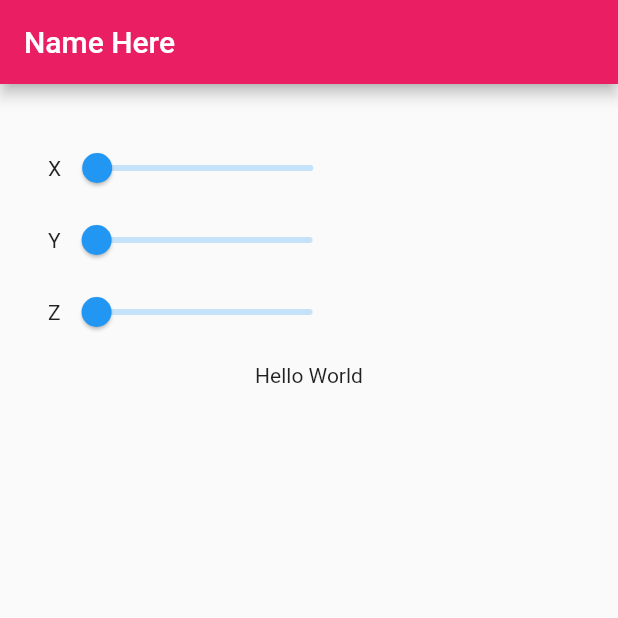
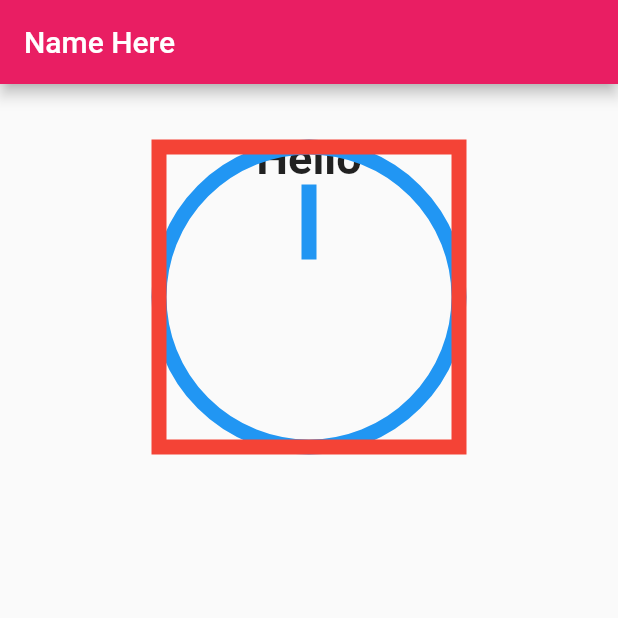
Before and after one commit to Sheshank-Srivastava/LearningFlutter, a Flutter app: the screen it shows after launch, on a phone screen of 412 x 824 dp, the top half of it. Run offline on Flutter 3.47's test engine with Material 2 defaults, Android fonts, the phone set to English and light mode, and no system bars.

Commit message:
custom painter

```diff
--- a/lib/main.dart
+++ b/lib/main.dart
@@ -11,15 +11,42 @@ class MyApp extends StatefulWidget {
   _State createState() => new _State();
 }
 
-class _State extends State<MyApp> {
-  double _x, _y, _z;
+class _painter extends CustomPainter {
+  @override
+  void paint(Canvas canvas, Size size) {
+    // TODO: implement paint
+
+    final radius = 100.0;
+    final Offset offset = new Offset(0.0, 75.0);
+    final Paint paint = new Paint()
+      ..isAntiAlias = true
+      ..strokeWidth = 10.0
+      ..color = Colors.blue[500]
+      ..style = PaintingStyle.stroke;
+    final Offset bodyStart = new Offset(0.0, 50.0);
+    final Offset bodyEnd = new Offset(0.0, 00.0);
+
+    canvas.drawCircle(offset, radius, paint);
+    canvas.drawLine(bodyStart, bodyEnd, paint);
+
+    final Rect rect = new Rect.fromCircle(center: offset, radius: radius);
+    final Paint rectPaint = new Paint()
+      ..isAntiAlias = true
+      ..strokeWidth = 10.0
+      ..color = Colors.red[500]
+      ..style = PaintingStyle.stroke;
+
+    canvas.drawRect(rect,rectPaint);
+  }
 
   @override
-  void initState() {
-    // TODO: implement initState
-    _x = _y = _z = 0.0;
+  bool shouldRepaint(covariant CustomPainter oldDelegate) {
+    // TODO: implement shouldRepaint
+    return false;
   }
+}
 
+class _State extends State<MyApp> {
   @override
   Widget build(BuildContext context) {
     return new Scaffold(
@@ -32,51 +59,13 @@ class _State extends State<MyApp> {
         child: new Center(
           child: new Column(
             children: <Widget>[
-              new Row(
-                children: [
-                  new Text('X'),
-                  new Slider(
-                    value: _x,
-                    onChanged: (double val) => setState(() {
-                      _x = val;
-                    }),
-                  )
-                ],
+              new Text(
+                'Hello',
+                style:
+                    new TextStyle(fontSize: 30.0, fontWeight: FontWeight.bold),
               ),
-              new Row(
-                children: [
-                  new Text('Y'),
-                  new Slider(
-                    value: _y,
-                    onChanged: (double val) => setState(() {
-                      _y = val;
-                    }),
-                  )
-                ],
-              ),
-              new Row(
-                children: [
-                  new Text('Z'),
-                  new Slider(
-                    value: _z,
-                    onChanged: (double val) => setState(() {
-                      _z = val;
-                    }),
-                  )
-                ],
-              ),
-              new Transform(
-                transform: new Matrix4.skewY(_y),
-                child: new Transform(
-                  transform: new Matrix4.skewX(_x),
-                  child: new Transform(
-                    transform: new Matrix4.rotationZ(_z),
-                    child: new Padding(
-                      padding: new EdgeInsets.all(10.0),
-                      child: new Text('Hello World'),
-                    ),
-                  ),
-                ),
+              new CustomPaint(
+                painter: new _painter(),
               )
             ],
           ),
```
